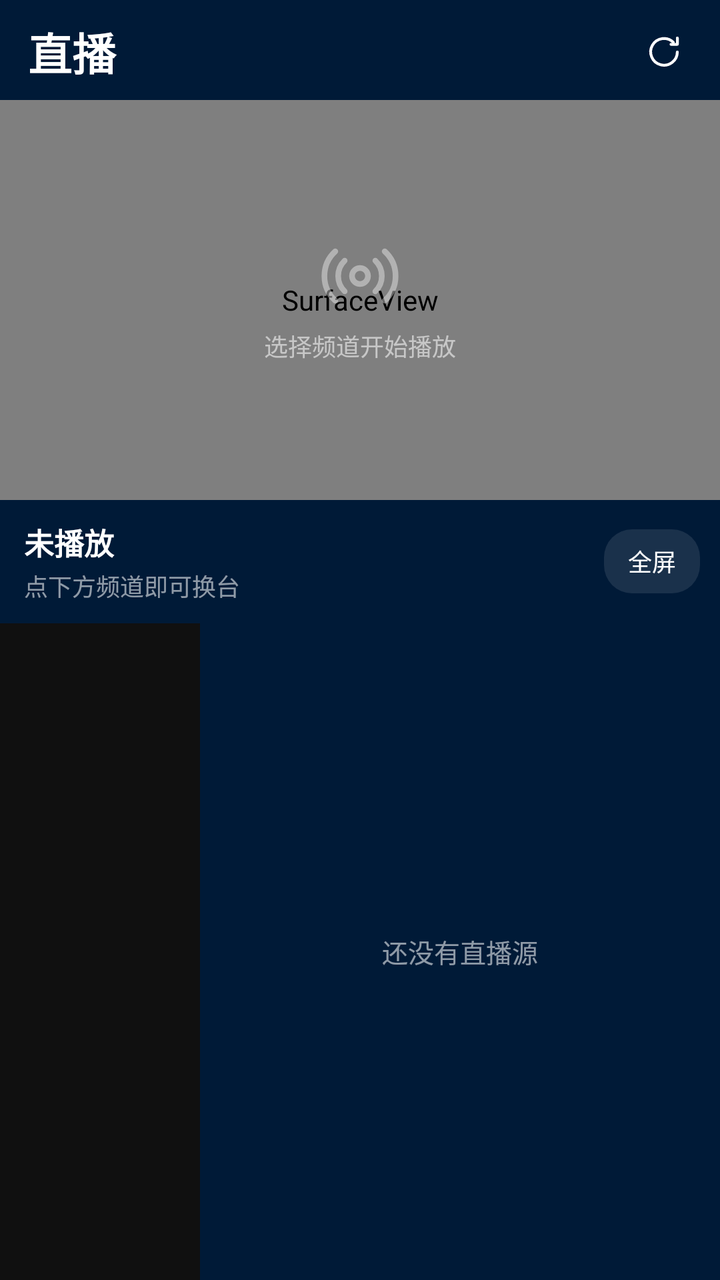
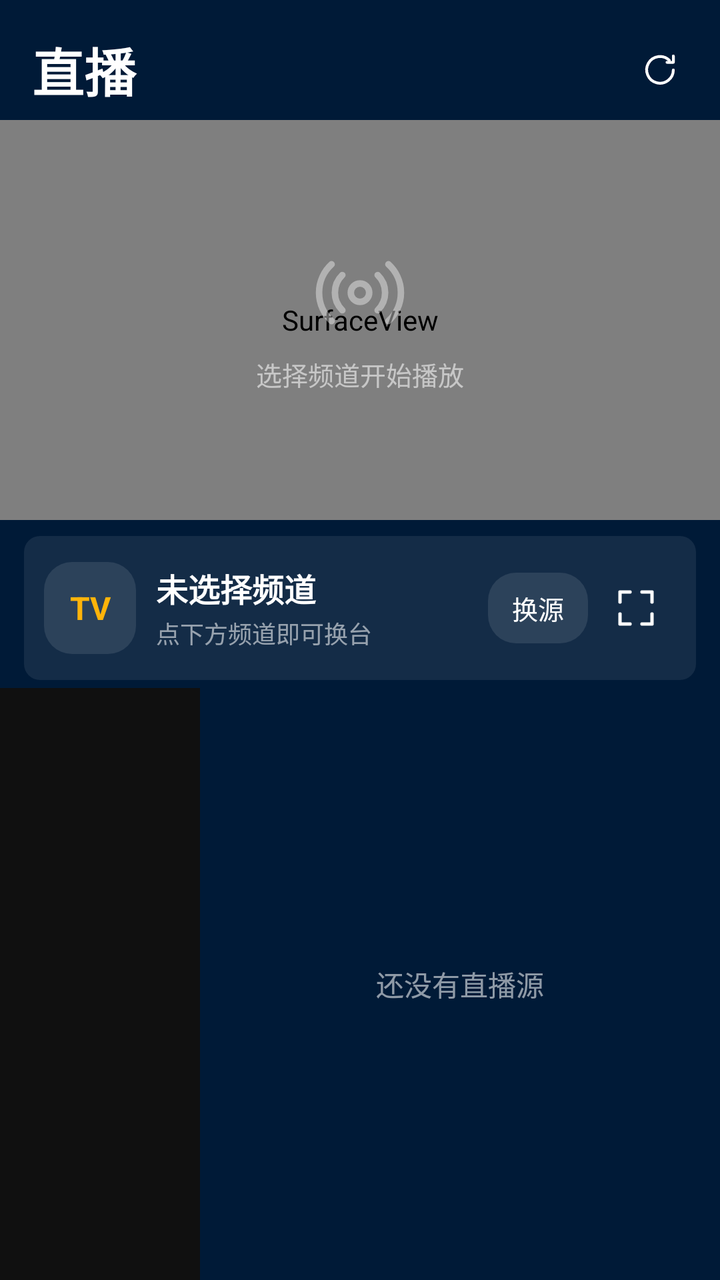

Before-and-after screenshots of an Android layout around one commit, followed by the original layout XML and the change that was made.
<!-- AndroidManifest.xml: application theme AppTheme -->
<!-- res/layout/page_live.xml -->
<?xml version="1.0" encoding="utf-8"?>
<LinearLayout xmlns:android="http://schemas.android.com/apk/res/android"
    android:layout_width="match_parent"
    android:layout_height="match_parent"
    android:background="@color/main_bg"
    android:orientation="vertical"
    android:paddingTop="8dip">

    
    <LinearLayout
        android:layout_width="match_parent"
        android:layout_height="wrap_content"
        android:gravity="center_vertical"
        android:orientation="horizontal"
        android:paddingLeft="14dip"
        android:paddingRight="10dip"
        android:paddingBottom="6dip">

        <TextView
            android:layout_width="0dip"
            android:layout_height="wrap_content"
            android:layout_weight="1"
            android:text="直播"
            android:textColor="@color/white"
            android:textSize="22sp"
            android:textStyle="bold" />

        <TextView
            android:id="@+id/live_count"
            android:layout_width="wrap_content"
            android:layout_height="wrap_content"
            android:textColor="@color/white_44"
            android:textSize="12sp" />

        <ImageView
            android:id="@+id/live_refresh"
            android:layout_width="36dip"
            android:layout_height="36dip"
            android:padding="8dip"
            android:src="@drawable/ic_refresh" />
    </LinearLayout>

    
    <FrameLayout
        android:id="@+id/live_player_box"
        android:layout_width="match_parent"
        android:layout_height="200dip"
        android:background="@color/black">

        <SurfaceView
            android:id="@+id/live_surface"
            android:layout_width="match_parent"
            android:layout_height="match_parent"
            android:layout_gravity="center" />

        <LinearLayout
            android:id="@+id/live_placeholder"
            android:layout_width="wrap_content"
            android:layout_height="wrap_content"
            android:layout_gravity="center"
            android:gravity="center"
            android:orientation="vertical">

            <ImageView
                android:layout_width="40dip"
                android:layout_height="40dip"
                android:alpha="0.4"
                android:src="@drawable/ic_live" />

            <TextView
                android:layout_width="wrap_content"
                android:layout_height="wrap_content"
                android:layout_marginTop="6dip"
                android:text="选择频道开始播放"
                android:textColor="@color/white_44"
                android:textSize="12sp" />
        </LinearLayout>

        <ProgressBar
            android:id="@+id/live_spin"
            android:layout_width="36dip"
            android:layout_height="36dip"
            android:layout_gravity="center"
            android:indeterminateTint="@color/orange"
            android:visibility="gone" />

        <TextView
            android:id="@+id/live_badge"
            android:layout_width="wrap_content"
            android:layout_height="wrap_content"
            android:layout_gravity="left|top"
            android:layout_margin="8dip"
            android:background="@drawable/bg_chip_on"
            android:paddingLeft="8dip"
            android:paddingTop="2dip"
            android:paddingRight="8dip"
            android:paddingBottom="2dip"
            android:text="直播"
            android:textColor="@color/orange"
            android:textSize="11sp"
            android:visibility="gone" />
    </FrameLayout>

    
    <LinearLayout
        android:id="@+id/live_now_card"
        android:layout_width="match_parent"
        android:layout_height="wrap_content"
        android:gravity="center_vertical"
        android:orientation="horizontal"
        android:paddingLeft="12dip"
        android:paddingTop="10dip"
        android:paddingRight="10dip"
        android:paddingBottom="10dip">

        <LinearLayout
            android:layout_width="0dip"
            android:layout_height="wrap_content"
            android:layout_weight="1"
            android:orientation="vertical">

            <TextView
                android:id="@+id/live_now"
                android:layout_width="match_parent"
                android:layout_height="wrap_content"
                android:ellipsize="end"
                android:singleLine="true"
                android:text="未播放"
                android:textColor="@color/white"
                android:textSize="15sp"
                android:textStyle="bold" />

            <TextView
                android:id="@+id/live_status"
                android:layout_width="match_parent"
                android:layout_height="wrap_content"
                android:layout_marginTop="2dip"
                android:text="点下方频道即可换台"
                android:textColor="@color/white_44"
                android:textSize="12sp" />
        </LinearLayout>

        <TextView
            android:id="@+id/live_full"
            android:layout_width="wrap_content"
            android:layout_height="32dip"
            android:background="@drawable/bg_chip"
            android:gravity="center"
            android:paddingLeft="12dip"
            android:paddingRight="12dip"
            android:text="全屏"
            android:textColor="@color/white"
            android:textSize="12sp" />
    </LinearLayout>

    
    <LinearLayout
        android:layout_width="match_parent"
        android:layout_height="0dip"
        android:layout_weight="1"
        android:orientation="horizontal">

        <ListView
            android:id="@+id/group_list"
            android:layout_width="100dip"
            android:layout_height="match_parent"
            android:background="#101010"
            android:divider="@null"
            android:scrollbars="none" />

        <FrameLayout
            android:layout_width="0dip"
            android:layout_height="match_parent"
            android:layout_weight="1">

            <ListView
                android:id="@+id/channel_list"
                android:layout_width="match_parent"
                android:layout_height="match_parent"
                android:divider="@null"
                android:paddingLeft="6dip"
                android:paddingRight="6dip"
                android:scrollbars="none" />

            <TextView
                android:id="@+id/live_empty"
                android:layout_width="match_parent"
                android:layout_height="wrap_content"
                android:layout_gravity="center"
                android:gravity="center"
                android:lineSpacingExtra="6dip"
                android:padding="20dip"
                android:text="还没有直播源"
                android:textColor="@color/white_44"
                android:textSize="13sp" />
        </FrameLayout>
    </LinearLayout>
</LinearLayout>
<!-- resources referenced by this layout -->
<resources>
  <color name="black">#ff000000</color>
  <color name="main_bg">#ff001a37</color>
  <color name="orange">#ffffb40a</color>
  <color name="white">#ffffffff</color>
  <color name="white_44">#8fffffff</color>
  <!-- drawable bg_chip (drawable) -->
  <?xml version="1.0" encoding="utf-8"?>
  <shape xmlns:android="http://schemas.android.com/apk/res/android" android:shape="rectangle">
    <solid android:color="#1affffff" />
    <corners android:radius="14dip" />
  </shape>
  <!-- drawable bg_chip_on (drawable) -->
  <?xml version="1.0" encoding="utf-8"?>
  <shape xmlns:android="http://schemas.android.com/apk/res/android" android:shape="rectangle">
    <solid android:color="#33ffb40a" />
    <corners android:radius="14dip" />
  </shape>
  <!-- drawable ic_refresh (drawable) -->
  <?xml version="1.0" encoding="utf-8"?>
  <vector xmlns:android="http://schemas.android.com/apk/res/android" android:width="24dip" android:height="24dip" android:viewportWidth="24" android:viewportHeight="24">
    <path android:pathData="M20 12 A8 8 0 1 1 17.6 6.2" android:strokeColor="#ffffffff" android:strokeWidth="1.7" android:strokeLineCap="round" android:strokeLineJoin="round" android:fillColor="#00000000" />
    <path android:pathData="M20 3.6 V7.4 H16.2" android:strokeColor="#ffffffff" android:strokeWidth="1.7" android:strokeLineCap="round" android:strokeLineJoin="round" android:fillColor="#00000000" />
  </vector>
  <style name="AppTheme" parent="@android:style/Theme.Material.NoActionBar">
          <item name="android:colorPrimary">@color/main_bg</item>
          <item name="android:colorPrimaryDark">@color/main_bg</item>
          <item name="android:colorAccent">@color/orange</item>
          <item name="android:windowBackground">@color/main_bg</item>
          <item name="android:textColorPrimary">@color/white</item>
          <item name="android:textColorSecondary">@color/white_44</item>
          <item name="android:statusBarColor">@color/main_bg</item>
          <item name="android:navigationBarColor">@color/main_bg</item>
      </style>
  <!-- unchanged entries left out for length: 1 -->
</resources>

<!-- the commit's change to res/layout/page_live.xml (unified diff, before → after) -->
@@ -3,17 +3,16 @@
     android:layout_width="match_parent"
     android:layout_height="match_parent"
     android:background="@color/main_bg"
-    android:orientation="vertical"
-    android:paddingTop="8dip">
-
-    
+    android:orientation="vertical">
+
     <LinearLayout
         android:layout_width="match_parent"
         android:layout_height="wrap_content"
         android:gravity="center_vertical"
         android:orientation="horizontal"
-        android:paddingLeft="14dip"
-        android:paddingRight="10dip"
+        android:paddingLeft="16dip"
+        android:paddingTop="16dip"
+        android:paddingRight="12dip"
         android:paddingBottom="6dip">
 
         <TextView
@@ -22,7 +21,7 @@
             android:layout_weight="1"
             android:text="直播"
             android:textColor="@color/white"
-            android:textSize="22sp"
+            android:textSize="26sp"
             android:textStyle="bold" />
 
         <TextView
@@ -40,7 +39,6 @@
             android:src="@drawable/ic_refresh" />
     </LinearLayout>
 
-    
     <FrameLayout
         android:id="@+id/live_player_box"
         android:layout_width="match_parent"
@@ -62,24 +60,24 @@
             android:orientation="vertical">
 
             <ImageView
-                android:layout_width="40dip"
-                android:layout_height="40dip"
+                android:layout_width="46dip"
+                android:layout_height="46dip"
                 android:alpha="0.4"
                 android:src="@drawable/ic_live" />
 
             <TextView
                 android:layout_width="wrap_content"
                 android:layout_height="wrap_content"
-                android:layout_marginTop="6dip"
+                android:layout_marginTop="8dip"
                 android:text="选择频道开始播放"
                 android:textColor="@color/white_44"
-                android:textSize="12sp" />
+                android:textSize="13sp" />
         </LinearLayout>
 
         <ProgressBar
             android:id="@+id/live_spin"
-            android:layout_width="36dip"
-            android:layout_height="36dip"
+            android:layout_width="38dip"
+            android:layout_height="38dip"
             android:layout_gravity="center"
             android:indeterminateTint="@color/orange"
             android:visibility="gone" />
@@ -89,12 +87,12 @@
             android:layout_width="wrap_content"
             android:layout_height="wrap_content"
             android:layout_gravity="left|top"
-            android:layout_margin="8dip"
+            android:layout_margin="10dip"
             android:background="@drawable/bg_chip_on"
             android:paddingLeft="8dip"
-            android:paddingTop="2dip"
+            android:paddingTop="3dip"
             android:paddingRight="8dip"
-            android:paddingBottom="2dip"
+            android:paddingBottom="3dip"
             android:text="直播"
             android:textColor="@color/orange"
             android:textSize="11sp"
@@ -103,19 +101,38 @@
 
     
     <LinearLayout
-        android:id="@+id/live_now_card"
         android:layout_width="match_parent"
         android:layout_height="wrap_content"
+        android:layout_marginLeft="12dip"
+        android:layout_marginTop="8dip"
+        android:layout_marginRight="12dip"
+        android:layout_marginBottom="4dip"
+        android:background="@drawable/bg_card"
         android:gravity="center_vertical"
+        android:minHeight="72dip"
         android:orientation="horizontal"
-        android:paddingLeft="12dip"
-        android:paddingTop="10dip"
-        android:paddingRight="10dip"
-        android:paddingBottom="10dip">
+        android:padding="10dip">
+
+        <FrameLayout
+            android:layout_width="46dip"
+            android:layout_height="46dip"
+            android:background="@drawable/bg_chip">
+
+            <TextView
+                android:id="@+id/live_logo"
+                android:layout_width="match_parent"
+                android:layout_height="match_parent"
+                android:gravity="center"
+                android:text="TV"
+                android:textColor="@color/orange"
+                android:textSize="16sp"
+                android:textStyle="bold" />
+        </FrameLayout>
 
         <LinearLayout
             android:layout_width="0dip"
             android:layout_height="wrap_content"
+            android:layout_marginLeft="10dip"
             android:layout_weight="1"
             android:orientation="vertical">
 
@@ -125,9 +142,9 @@
                 android:layout_height="wrap_content"
                 android:ellipsize="end"
                 android:singleLine="true"
-                android:text="未播放"
+                android:text="未选择频道"
                 android:textColor="@color/white"
-                android:textSize="15sp"
+                android:textSize="16sp"
                 android:textStyle="bold" />
 
             <TextView
@@ -135,25 +152,36 @@
                 android:layout_width="match_parent"
                 android:layout_height="wrap_content"
                 android:layout_marginTop="2dip"
+                android:ellipsize="end"
+                android:singleLine="true"
                 android:text="点下方频道即可换台"
                 android:textColor="@color/white_44"
                 android:textSize="12sp" />
         </LinearLayout>
 
         <TextView
+            android:id="@+id/live_swap"
+            android:layout_width="wrap_content"
+            android:layout_height="wrap_content"
+            android:layout_marginLeft="8dip"
+            android:background="@drawable/bg_chip"
+            android:paddingLeft="12dip"
+            android:paddingTop="8dip"
+            android:paddingRight="12dip"
+            android:paddingBottom="8dip"
+            android:text="换源"
+            android:textColor="@color/white"
+            android:textSize="13sp" />
+
+        <ImageView
             android:id="@+id/live_full"
-            android:layout_width="wrap_content"
-            android:layout_height="32dip"
-            android:background="@drawable/bg_chip"
-            android:gravity="center"
-            android:paddingLeft="12dip"
-            android:paddingRight="12dip"
-            android:text="全屏"
-            android:textColor="@color/white"
-            android:textSize="12sp" />
+            android:layout_width="40dip"
+            android:layout_height="40dip"
+            android:layout_marginLeft="4dip"
+            android:padding="8dip"
+            android:src="@drawable/ic_expand" />
     </LinearLayout>
 
-    
     <LinearLayout
         android:layout_width="match_parent"
         android:layout_height="0dip"
@@ -178,8 +206,8 @@
                 android:layout_width="match_parent"
                 android:layout_height="match_parent"
                 android:divider="@null"
-                android:paddingLeft="6dip"
-                android:paddingRight="6dip"
+                android:paddingTop="4dip"
+                android:paddingBottom="8dip"
                 android:scrollbars="none" />
 
             <TextView
@@ -189,10 +217,18 @@
                 android:layout_gravity="center"
                 android:gravity="center"
                 android:lineSpacingExtra="6dip"
-                android:padding="20dip"
+                android:padding="24dip"
                 android:text="还没有直播源"
                 android:textColor="@color/white_44"
-                android:textSize="13sp" />
+                android:textSize="14sp" />
+
+            <ProgressBar
+                android:id="@+id/live_list_spin"
+                android:layout_width="44dip"
+                android:layout_height="44dip"
+                android:layout_gravity="center"
+                android:indeterminateTint="@color/orange"
+                android:visibility="gone" />
         </FrameLayout>
     </LinearLayout>
 </LinearLayout>
<!-- resource entries referenced after the edit -->
@@ -5,6 +5,12 @@
   <color name="orange">#ffffb40a</color>
   <color name="white">#ffffffff</color>
   <color name="white_44">#8fffffff</color>
+  <!-- drawable bg_card (drawable) -->
+  <?xml version="1.0" encoding="utf-8"?>
+  <shape xmlns:android="http://schemas.android.com/apk/res/android" android:shape="rectangle">
+    <solid android:color="#14ffffff" />
+    <corners android:radius="8dip" />
+  </shape>
   <!-- drawable bg_chip (drawable) -->
   <?xml version="1.0" encoding="utf-8"?>
   <shape xmlns:android="http://schemas.android.com/apk/res/android" android:shape="rectangle">
@@ -17,6 +23,14 @@
     <solid android:color="#33ffb40a" />
     <corners android:radius="14dip" />
   </shape>
+  <!-- drawable ic_expand (drawable) -->
+  <?xml version="1.0" encoding="utf-8"?>
+  <vector xmlns:android="http://schemas.android.com/apk/res/android" android:width="24dip" android:height="24dip" android:viewportWidth="24" android:viewportHeight="24">
+    <path android:pathData="M9 4 H4 V9" android:strokeColor="#ffffffff" android:strokeWidth="1.7" android:strokeLineCap="round" android:strokeLineJoin="round" android:fillColor="#00000000" />
+    <path android:pathData="M15 4 H20 V9" android:strokeColor="#ffffffff" android:strokeWidth="1.7" android:strokeLineCap="round" android:strokeLineJoin="round" android:fillColor="#00000000" />
+    <path android:pathData="M20 15 V20 H15" android:strokeColor="#ffffffff" android:strokeWidth="1.7" android:strokeLineCap="round" android:strokeLineJoin="round" android:fillColor="#00000000" />
+    <path android:pathData="M4 15 V20 H9" android:strokeColor="#ffffffff" android:strokeWidth="1.7" android:strokeLineCap="round" android:strokeLineJoin="round" android:fillColor="#00000000" />
+  </vector>
   <!-- drawable ic_refresh (drawable) -->
   <?xml version="1.0" encoding="utf-8"?>
   <vector xmlns:android="http://schemas.android.com/apk/res/android" android:width="24dip" android:height="24dip" android:viewportWidth="24" android:viewportHeight="24">
